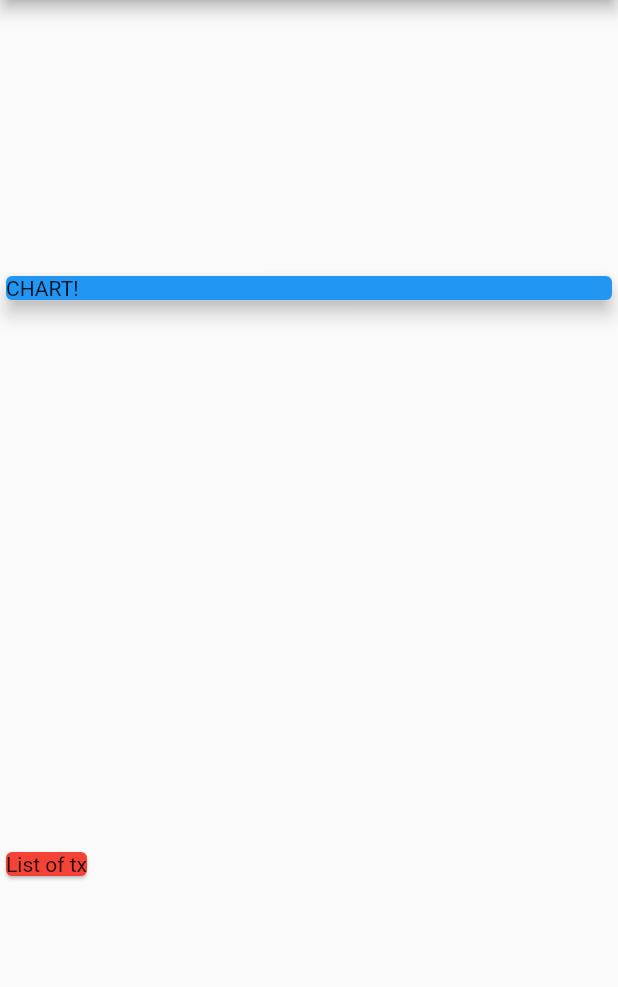
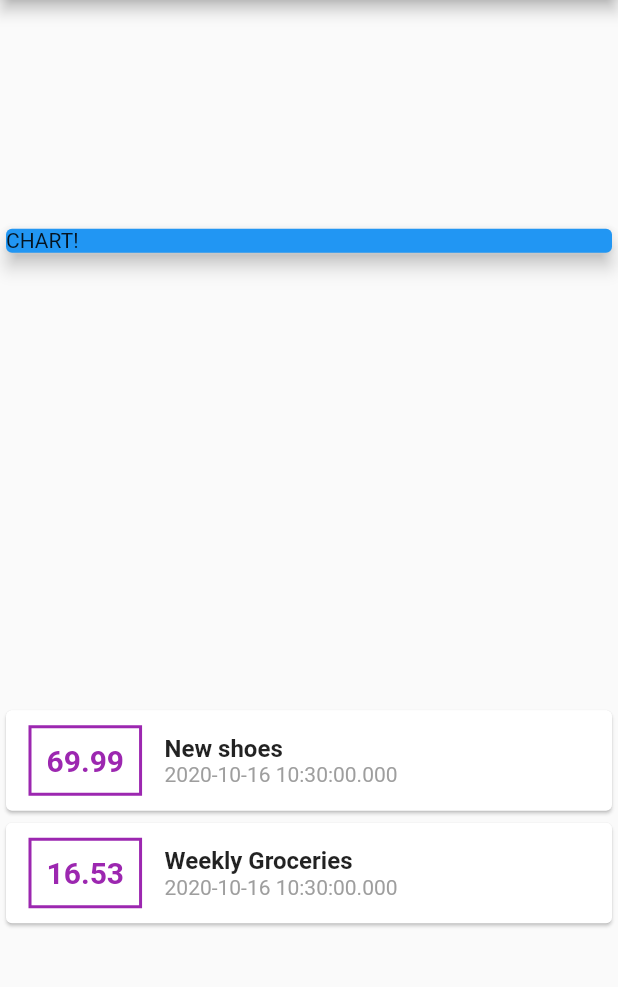
Before and after one commit to KaSliK/Expenses-App, a Flutter app: the screen it shows after launch, on a phone screen of 412 x 824 dp, the part 84-1071 px from its top. Run offline on Flutter 3.47's test engine with Material 2 defaults, Android fonts, the phone set to English and light mode, and no system bars.

Commit message:
Added some things in main.dart/stylish

```diff
--- a/lib/main.dart
+++ b/lib/main.dart
@@ -14,7 +14,7 @@ class MyApp extends StatelessWidget {
 }
 
 class MyHomePage extends StatelessWidget {
-  final List<Transaction> transaction = [
+  final List<Transaction> transactions = [
     Transaction(
       id: 't1',
       title: 'New shoes',
@@ -37,7 +37,7 @@ class MyHomePage extends StatelessWidget {
       ),
       body: Column(
         mainAxisAlignment: MainAxisAlignment.spaceAround,
-        crossAxisAlignment: CrossAxisAlignment.start,
+        crossAxisAlignment: CrossAxisAlignment.center,
         children: <Widget>[
           Container(
             width: double.infinity,
@@ -47,9 +47,52 @@ class MyHomePage extends StatelessWidget {
               elevation: 5,
             ),
           ),
-          Card(
-            color: Colors.red,
-            child: Text('List of tx'),
+          Column(
+            children: transactions.map((tx) {
+              return Card(
+                child: Row(
+                  children: [
+                    Container(
+                      padding: EdgeInsets.all(10),
+                      margin: EdgeInsets.symmetric(
+                        vertical: 10,
+                        horizontal: 15,
+                      ),
+                      decoration: BoxDecoration(
+                        border: Border.all(
+                          color: Colors.purple,
+                          width: 2,
+                        ),
+                      ),
+                      child: Text(
+                        tx.amount.toString(),
+                        style: TextStyle(
+                          fontWeight: FontWeight.bold,
+                          fontSize: 20,
+                          color: Colors.purple,
+                        ),
+                      ),
+                    ),
+                    Column(
+                      crossAxisAlignment: CrossAxisAlignment.start,
+                      children: [
+                        Text(
+                          tx.title,
+                          style: TextStyle(
+                            fontSize: 16,
+                            fontWeight: FontWeight.bold,
+                          ),
+                        ),
+                        Text(
+                          tx.date.toString(),
+                          style: TextStyle(color: Colors.grey),
+                        ),
+                      ],
+                    )
+                  ],
+                ),
+              );
+            }).toList(),
           ),
         ],
       ),
```
